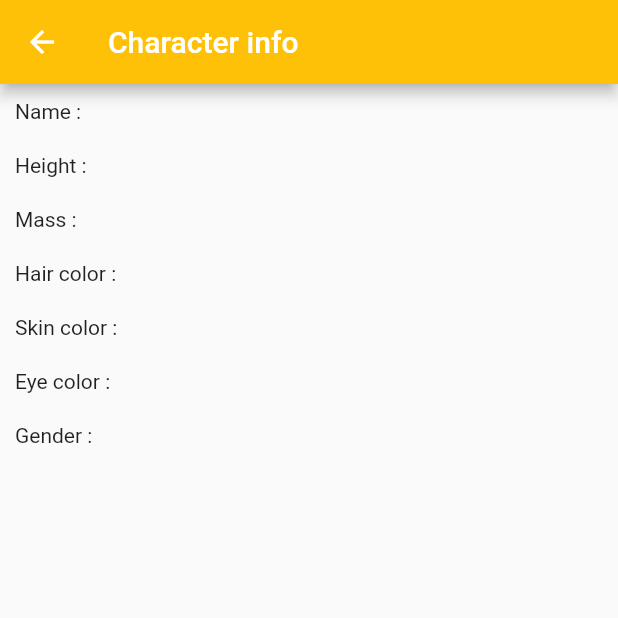
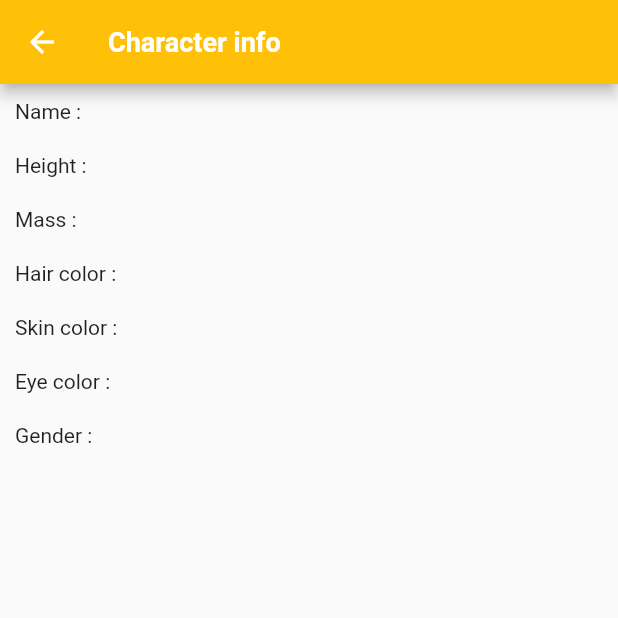
Before and after one commit to samuell324/sw_api_rebuild, a Flutter app: the SecondPage screen opened directly with empty values, on a phone screen of 412 x 824 dp, the top half of it. Run offline on Flutter 3.47's test engine with Material 2 defaults, Android fonts, the phone set to English and light mode, and no system bars; network calls fail.

Commit message:
add text theme

```diff
--- a/lib/secondPage.dart
+++ b/lib/secondPage.dart
@@ -7,7 +7,15 @@ class SecondPage extends StatelessWidget {
     final Character character = ModalRoute.of(context).settings.arguments;
     return Scaffold(
       appBar: AppBar(
-        title: Text("Character info"),
+        title:
+        Text("Character info"),
+        textTheme: ThemeData.light().textTheme.copyWith(
+          title: TextStyle (
+            fontSize: 18,
+            fontWeight: FontWeight.bold
+          )
+        ),
+
         backgroundColor: Colors.amber,
       ),
       body: Center(
```
